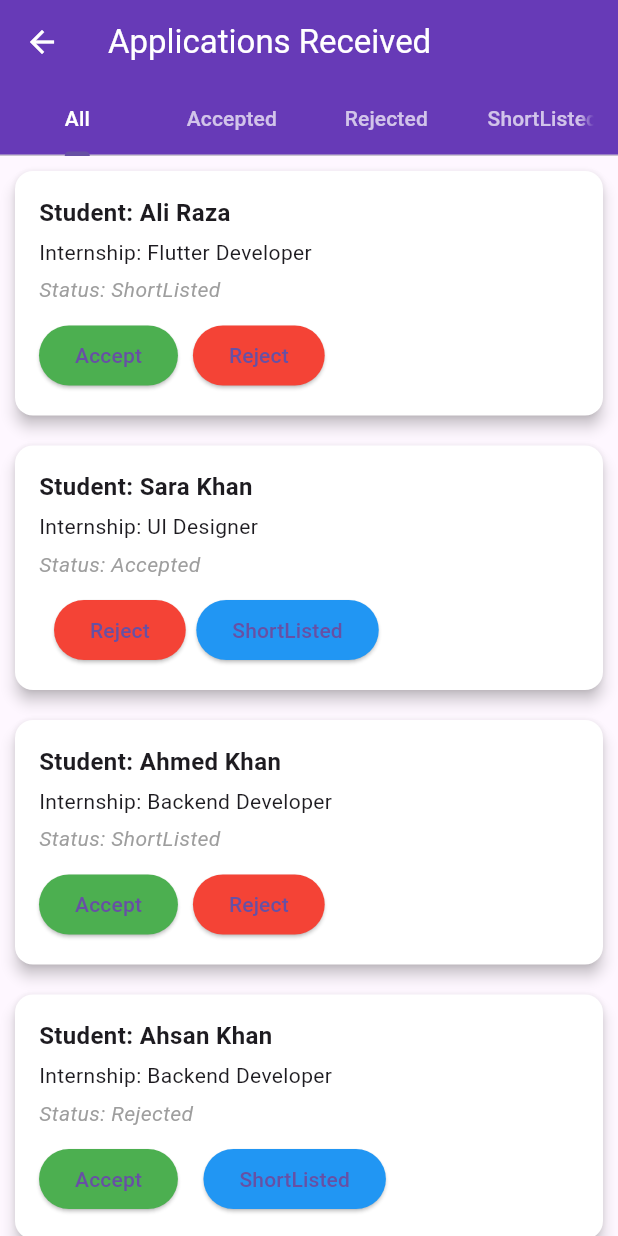
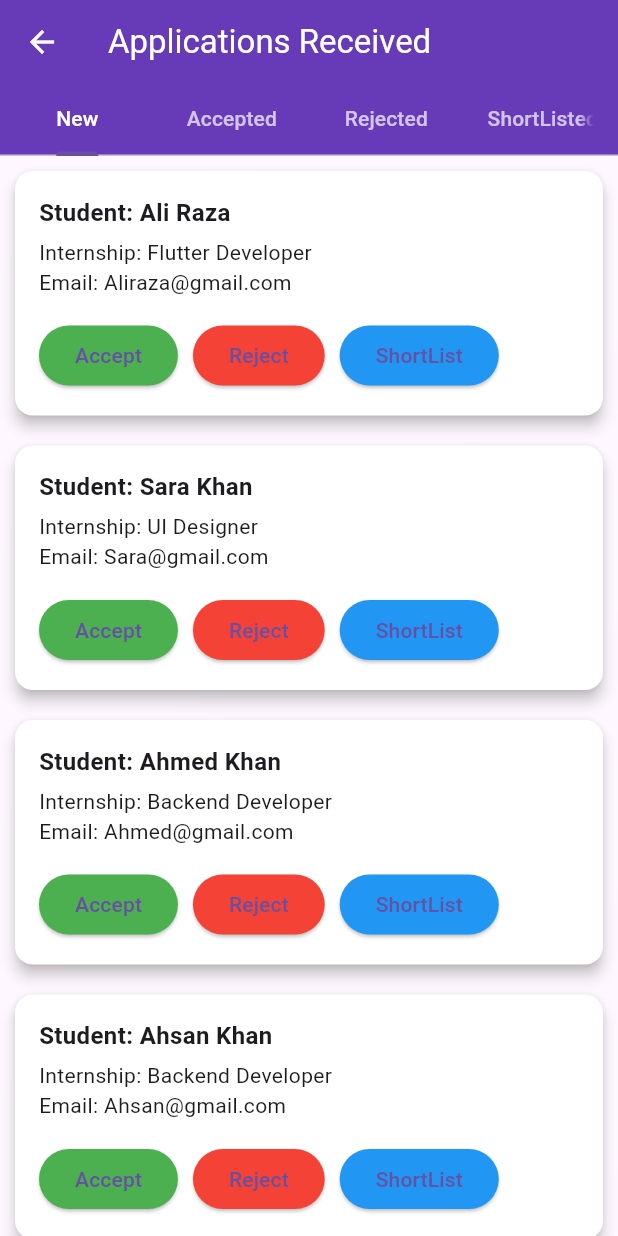
Before and after one commit to Bisma-coder18/tech_linker_new, a Flutter app: the ApplicationsReceivedScreen screen opened directly, on a phone screen of 412 x 824 dp. Run offline on Flutter 3.47's test engine with Material 3 defaults, Android fonts, the phone set to English and light mode, and no system bars; our stand-ins replace fl_chart, image_picker.

Commit message:
change code in institute internship

```diff
--- a/lib/screens/ManageInstitute.dart
+++ b/lib/screens/ManageInstitute.dart
@@ -1,5 +1,5 @@
 import 'package:flutter/material.dart';
-import 'package:tech_linker_new/screens/InstituteDetailScreeen.dart';
+import 'package:tech_linker_new/screens/AdminInstituteDetailScreeen.dart';
 
 class Manageinstitute extends StatefulWidget {
   const Manageinstitute({super.key});
--- a/lib/screens/applicationReceived_institute.dart
+++ b/lib/screens/applicationReceived_institute.dart
@@ -1,4 +1,5 @@
 import 'package:flutter/material.dart';
+import 'package:tech_linker_new/screens/InstituteMessage.dart';
 
 class ApplicationsReceivedScreen extends StatefulWidget {
   const ApplicationsReceivedScreen({super.key});
@@ -14,82 +15,104 @@ class _ApplicationsReceivedScreenState
     {
       'studentName': 'Ali Raza',
       'internshipTitle': 'Flutter Developer',
-      'status': 'ShortListed',
+      'Email': 'Aliraza@gmail.com',
+      'status': 'New',
     },
     {
       'studentName': 'Sara Khan',
       'internshipTitle': 'UI Designer',
-      'status': 'Accepted',
+      'Email': 'Sara@gmail.com',
+      'status': 'New',
     },
     {
       'studentName': 'Ahmed Khan',
       'internshipTitle': 'Backend Developer',
-      'status': 'ShortListed',
+      'Email': 'Ahmed@gmail.com',
+      'status': 'New',
     },
     {
       'studentName': 'Ahsan Khan',
       'internshipTitle': 'Backend Developer',
-      'status': 'Rejected',
+      'Email': 'Ahsan@gmail.com',
+      'status': 'New',
     },
     {
       'studentName': 'AliKhan',
       'internshipTitle': 'Backend Developer',
-      'status': 'ShortListed',
+      'Email': 'AliKhan@gmail.com',
+      'status': 'New',
     },
     {
       'studentName': 'Daniyal Khan',
       'internshipTitle': 'Backend Developer',
-      'status': 'Accepted',
+      'Email': 'Daniyal@gmail.com',
+      'status': 'New',
     },
     {
       'studentName': 'Samina Khan',
-      'internshipTitle': 'Backend Developer',
-      'status': 'Rejected',
+      'internshipTitle': 'Samina Developer',
+      'Email': 'Aliraza@gmail.com',
+      'status': 'New',
     },
     {
       'studentName': 'Eman Khan',
       'internshipTitle': 'Backend Developer',
-      'status': 'ShortListed',
+      'Email': 'Eman@gmail.com',
+      'status': 'New',
     },
     {
       'studentName': 'AbuBakkar Khan',
       'internshipTitle': 'Backend Developer',
-      'status': 'Accepted',
+      'Email': 'AbuBakkar@gmail.com',
+      'status': 'New',
     },
     {
       'studentName': 'Taniya',
       'internshipTitle': 'Backend Developer',
-      'status': 'ShortListed',
+      'Email': 'Taniya@gmail.com',
+      'status': 'New',
     },
     {
       'studentName': 'ALiza',
       'internshipTitle': 'Backend Developer',
-      'status': 'Accepted',
+      'Email': 'ALiza@gmail.com',
+      'status': 'New',
     },
     {
       'studentName': 'Samia',
       'internshipTitle': 'Backend Developer',
-      'status': 'Rejected',
+      'Email': 'Samia@gmail.com',
+      'status': 'New',
     },
     {
       'studentName': 'Tahira',
       'internshipTitle': 'Backend Developer',
-      'status': 'ShortListed',
+      'Email': 'Tahira@gmail.com',
+      'status': 'New',
     },
     {
       'studentName': 'Minahil',
       'internshipTitle': 'Backend Developer',
-      'status': 'Rejected',
+      'Email': 'Minahil@gmail.com',
+      'status': 'New',
     },
     {
       'studentName': 'Tamseela',
       'internshipTitle': 'Backend Developer',
-      'status': 'Accepted',
+      'Email': 'Tamseela@gmail.com',
+      'status': 'New',
+    },
+    {
+      'studentName': 'Hassan',
+      'internshipTitle': 'Backend Developer',
+      'Email': 'Hassan@gmail.com',
+      'status': 'New',
     },
     {
       'studentName': 'Haseeb',
       'internshipTitle': 'Backend Developer',
-      'status': 'ShortListed',
+      'Email': 'Haseeb@gmail.com',
+      'status': 'New',
     },
 
   ];
@@ -99,20 +122,21 @@ class _ApplicationsReceivedScreenState
       allApplications[index]['status'] = newStatus;
     });
   }
+
   @override
   Widget build(BuildContext context) {
     return DefaultTabController(
-      length: 4, // All, Accepted, Rejected
+      length: 4,
       child: Scaffold(
         appBar: AppBar(
-          title: Text("Applications Received",style: TextStyle(color: Colors.white),),
-          iconTheme: IconThemeData(color: Colors.white),
+          title: const Text("Applications Received", style: TextStyle(color: Colors.white)),
+          iconTheme: const IconThemeData(color: Colors.white),
           backgroundColor: Colors.deepPurple,
-          bottom: TabBar(
+          bottom: const TabBar(
             labelColor: Colors.white,
             unselectedLabelColor: Colors.white70,
             tabs: [
-              Tab(text: 'All'),
+              Tab(text: 'New'),
               Tab(text: 'Accepted'),
               Tab(text: 'Rejected'),
               Tab(text: 'ShortListed'),
@@ -121,7 +145,7 @@ class _ApplicationsReceivedScreenState
         ),
         body: TabBarView(
           children: [
-            buildApplicationsList('All'),
+            buildApplicationsList('New'),
             buildApplicationsList('Accepted'),
             buildApplicationsList('Rejected'),
             buildApplicationsList('ShortListed'),
@@ -132,22 +156,23 @@ class _ApplicationsReceivedScreenState
   }
 
   Widget buildApplicationsList(String statusFilter) {
-    List<Map<String, String>> filteredList;
-    if(statusFilter=='All'){
-      filteredList = allApplications;
-    } else{
-      filteredList=allApplications.where((app)=> app['status']== statusFilter).toList();
+    List<Map<String, String>> filteredList = allApplications
+        .where((app) => app['status'] == statusFilter)
+        .toList();
+
+    if (filteredList.isEmpty) {
+      return Center(
+        child: Text(
+          'No Application with Status "$statusFilter".',
+          style: const TextStyle(color: Colors.grey, fontSize: 16),
+        ),
+      );
     }
-    if(filteredList.isEmpty){
-      return Center(child: Text('No Application with Status "$statusFilter".',style: TextStyle(color: Colors.grey,fontSize: 16),));
-    }
-
 
     return ListView.builder(
       itemCount: filteredList.length,
       itemBuilder: (context, index) {
         final app = filteredList[index];
-        // Get original index from allApplications
         final originalIndex = allApplications.indexOf(app);
 
         return Card(
@@ -159,48 +184,73 @@ class _ApplicationsReceivedScreenState
             child: Column(
               crossAxisAlignment: CrossAxisAlignment.start,
               children: [
+
+                //Name and Message Icon (only for Accepted)
+                Row(
+                  mainAxisAlignment: MainAxisAlignment.spaceBetween,
+                  children: [
                     Text('Student: ${app['studentName']}',
-                    style:  TextStyle(
+                        style: const TextStyle(
                             fontSize: 16, fontWeight: FontWeight.bold)),
-                 SizedBox(height: 5),
+
+                    // Message Icon for Accepted Status
+                    if (statusFilter == 'Accepted')
+                      IconButton(
+                        icon: const Icon(Icons.message, color: Colors.deepPurple),
+                        tooltip: 'Message Student',
+                        onPressed: () {
+                          Navigator.push(
+                            context,
+                            MaterialPageRoute(
+                              builder: (context) => const MessagesScreen(),
+                            ),
+                          );
+                        },
+                      ),
+                  ],
+                ),
+
+                const SizedBox(height: 5),
                 Text('Internship: ${app['internshipTitle']}'),
-                 SizedBox(height: 5),
+                Text('Email: ${app['Email']}'),
+                const SizedBox(height: 5),
+
+                if (statusFilter != 'New')
                   Text('Status: ${app['status']}',
-                    style:  TextStyle(
+                      style: const TextStyle(
                           fontStyle: FontStyle.italic, color: Colors.grey)),
-                 SizedBox(height: 10),
 
-                /// Show Accept/Reject/Restore buttons
+                const SizedBox(height: 10),
+
+                // Buttons only for "New" Tab
+                if (statusFilter == 'New')
                   Row(
                     children: [
-                    if (app['status'] != 'Accepted')
                       ElevatedButton(
                         onPressed: () =>
                             updateStatus(originalIndex, 'Accepted'),
                         style: ElevatedButton.styleFrom(
                             backgroundColor: Colors.green),
-                        child:  Text('Accept'),
+                        child: const Text('Accept'),
                       ),
-                     SizedBox(width: 10),
-                    if (app['status'] != 'Rejected')
+                      const SizedBox(width: 10),
                       ElevatedButton(
                         onPressed: () =>
                             updateStatus(originalIndex, 'Rejected'),
                         style: ElevatedButton.styleFrom(
                             backgroundColor: Colors.red),
-                        child: Text('Reject'),
+                        child: const Text('Reject'),
                       ),
-                    SizedBox(width: 7,),
-                    if (app['status'] != 'ShortListed')
+                      const SizedBox(width: 10),
                       ElevatedButton(
                         onPressed: () =>
                             updateStatus(originalIndex, 'ShortListed'),
                         style: ElevatedButton.styleFrom(
                             backgroundColor: Colors.blue),
-                        child: Text('ShortListed'),
+                        child: const Text('ShortList'),
                       ),
                     ],
-                )
+                  ),
               ],
             ),
           ),
@@ -208,4 +258,5 @@ class _ApplicationsReceivedScreenState
       },
     );
   }
+
 }
--- a/pubspec.yaml
+++ b/pubspec.yaml
@@ -32,8 +32,11 @@ dependencies:
     sdk: flutter
 
 
+
   # The following adds the Cupertino Icons font to your application.
   # Use with the CupertinoIcons class for iOS style icons.
+  http: ^1.2.1
+  image_picker: ^1.0.7
   cupertino_icons: ^1.0.8
   fl_chart: ^0.66.0
 #  firebase_core:
```
Also changed, not shown: lib/screens/InstituteInternship_detailScreen.dart (added, +36 -0 lines), lib/screens/InstituteInternships.dart (+100 -146 lines), lib/screens/Internship_post.dart (deleted, +0 -21 lines), lib/screens/Splash_screenOne.dart (+44 -10 lines), lib/screens/home_screen.dart (+33 -1 lines), lib/services/api_services.dart (+7 -7 lines), lib/screens/AdminInstituteDetailScreeen.dart (renamed from lib/screens/InstituteDetailScreeen.dart), pubspec.lock, 8 other files. Lines whose indentation alone changed are shown as unchanged.
